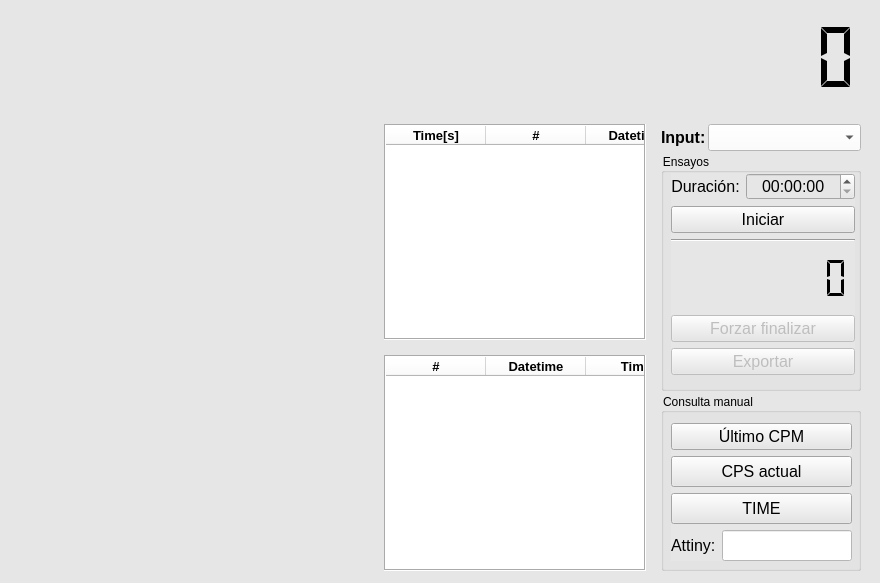
Old version of the form appv3/Qt/ui_test_attiny.ui in the repository nvargas24/PocketCube.
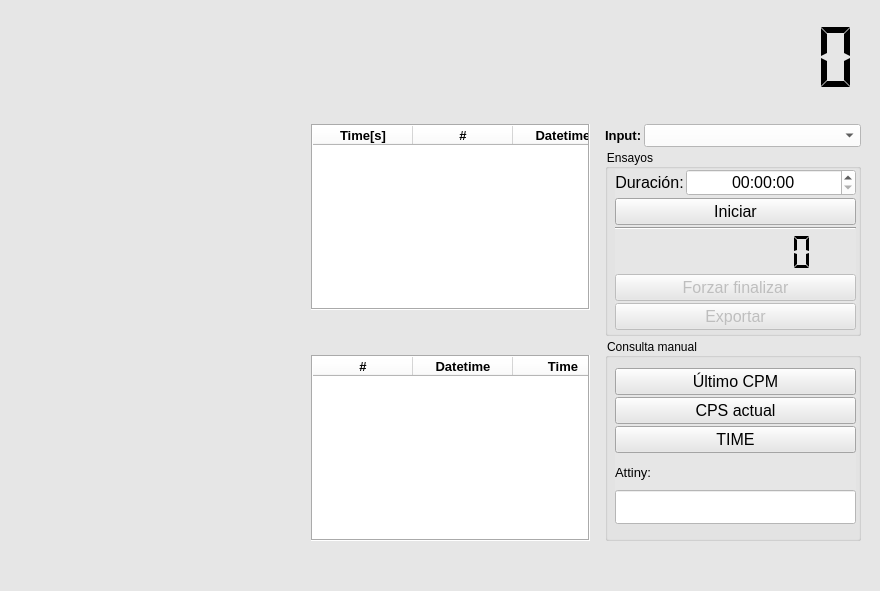
New version of the form. Icons and pictures are not drawn.

Commit message: update: habilito consultas a attiny desde app por uart-uart-i2c

Patch:
```diff
--- a/appv3/Qt/ui_test_attiny.ui
+++ b/appv3/Qt/ui_test_attiny.ui
@@ -7,7 +7,7 @@
     <x>0</x>
     <y>0</y>
     <width>880</width>
-    <height>583</height>
+    <height>591</height>
    </rect>
   </property>
   <property name="font">
@@ -149,11 +149,11 @@
       </layout>
      </item>
      <item>
-      <layout class="QHBoxLayout" name="horizontalLayout_16" stretch="25,8">
+      <layout class="QHBoxLayout" name="horizontalLayout_16" stretch="60,27">
        <item>
         <layout class="QVBoxLayout" name="verticalLayout_7" stretch="9,9">
          <item>
-          <layout class="QHBoxLayout" name="horizontalLayout_14" stretch="25,18">
+          <layout class="QHBoxLayout" name="horizontalLayout_14" stretch="25,24">
            <item>
             <layout class="QVBoxLayout" name="graph_out1"/>
            </item>
@@ -164,6 +164,9 @@
              </property>
              <item>
               <layout class="QHBoxLayout" name="horizontalLayout_18" stretch="12">
+               <property name="bottomMargin">
+                <number>30</number>
+               </property>
                <item>
                 <widget class="QTableWidget" name="table_cpm">
                  <property name="sizePolicy">
@@ -304,7 +307,7 @@
           </layout>
          </item>
          <item>
-          <layout class="QHBoxLayout" name="horizontalLayout_15" stretch="25,18">
+          <layout class="QHBoxLayout" name="horizontalLayout_15" stretch="25,24">
            <item>
             <layout class="QVBoxLayout" name="graph_out2"/>
            </item>
@@ -313,6 +316,9 @@
              <property name="spacing">
               <number>3</number>
              </property>
+             <property name="bottomMargin">
+              <number>30</number>
+             </property>
              <item>
               <widget class="QTableWidget" name="table_cps">
                <property name="font">
@@ -434,10 +440,13 @@
         </layout>
        </item>
        <item>
-        <layout class="QVBoxLayout" name="verticalLayout" stretch="1,12,9">
+        <layout class="QVBoxLayout" name="verticalLayout" stretch="1,11,12">
          <property name="spacing">
           <number>2</number>
          </property>
+         <property name="bottomMargin">
+          <number>30</number>
+         </property>
          <item>
           <layout class="QHBoxLayout" name="horizontalLayout_9" stretch="1,7">
            <item>
@@ -445,7 +454,7 @@
              <property name="font">
               <font>
                <family>Segoe UI</family>
-               <pointsize>12</pointsize>
+               <pointsize>10</pointsize>
                <bold>true</bold>
               </font>
              </property>
@@ -465,7 +474,7 @@
              <property name="font">
               <font>
                <family>Segoe UI</family>
-               <pointsize>12</pointsize>
+               <pointsize>10</pointsize>
               </font>
              </property>
              <property name="styleSheet">
@@ -485,11 +494,14 @@
              <rect>
               <x>10</x>
               <y>20</y>
-              <width>184</width>
-              <height>202</height>
+              <width>241</width>
+              <height>161</height>
              </rect>
             </property>
             <layout class="QVBoxLayout" name="verticalLayout_3" stretch="1,1,1,4,1,1">
+             <property name="spacing">
+              <number>2</number>
+             </property>
              <item>
               <layout class="QHBoxLayout" name="horizontalLayout_3" stretch="1,3">
                <item>
@@ -523,6 +535,9 @@
                  <property name="layoutDirection">
                   <enum>Qt::LayoutDirection::LeftToRight</enum>
                  </property>
+                 <property name="styleSheet">
+                  <string notr="true">background-color: rgb(255, 255, 255);</string>
+                 </property>
                  <property name="alignment">
                   <set>Qt::AlignmentFlag::AlignCenter</set>
                  </property>
@@ -651,11 +666,14 @@
              <rect>
               <x>10</x>
               <y>30</y>
-              <width>181</width>
-              <height>138</height>
+              <width>241</width>
+              <height>156</height>
              </rect>
             </property>
-            <layout class="QVBoxLayout" name="verticalLayout_2" stretch="0,1,1,1">
+            <layout class="QVBoxLayout" name="verticalLayout_2" stretch="1,1,1,4">
+             <property name="spacing">
+              <number>2</number>
+             </property>
              <item>
               <widget class="QPushButton" name="btn_last_CPM">
                <property name="enabled">
@@ -717,12 +735,15 @@
               </widget>
              </item>
              <item>
-              <layout class="QHBoxLayout" name="horizontalLayout_2" stretch="1,6">
+              <layout class="QVBoxLayout" name="verticalLayout_9" stretch="1,1">
+               <property name="spacing">
+                <number>1</number>
+               </property>
                <item>
                 <widget class="QLabel" name="label">
                  <property name="font">
                   <font>
-                   <pointsize>12</pointsize>
+                   <pointsize>10</pointsize>
                   </font>
                  </property>
                  <property name="text">
@@ -743,7 +764,7 @@
                  </property>
                  <property name="font">
                   <font>
-                   <pointsize>12</pointsize>
+                   <pointsize>8</pointsize>
                   </font>
                  </property>
                  <property name="styleSheet">
```
The commit also changes 4 other files.
